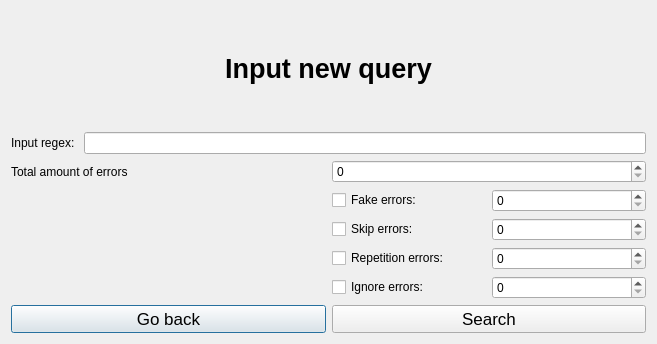
The window that Helix/GUI/secdialog.ui (evertheylen/TA_TO) describes before a commit, drawn with Qt 5.
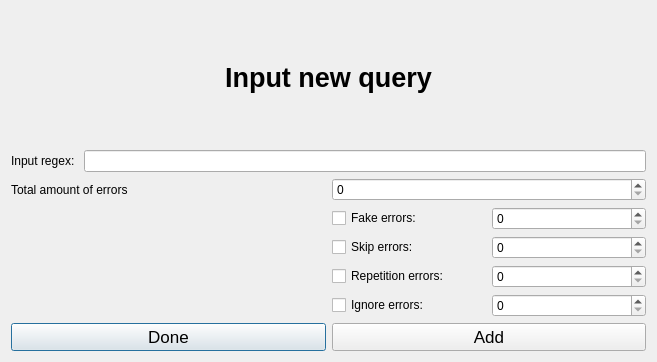
The same window after the commit.

Diff of the .ui file:
```diff
--- a/Helix/GUI/secdialog.ui
+++ b/Helix/GUI/secdialog.ui
@@ -7,7 +7,7 @@
     <x>0</x>
     <y>0</y>
     <width>657</width>
-    <height>344</height>
+    <height>362</height>
    </rect>
   </property>
   <property name="windowTitle">
@@ -138,7 +138,7 @@
         <string notr="true"/>
        </property>
        <property name="text">
-        <string>Go back</string>
+        <string>Done</string>
        </property>
        <property name="autoDefault">
         <bool>true</bool>
@@ -163,7 +163,7 @@
         <string notr="true"/>
        </property>
        <property name="text">
-        <string>Search</string>
+        <string>Add</string>
        </property>
        <property name="autoDefault">
         <bool>true</bool>
```
